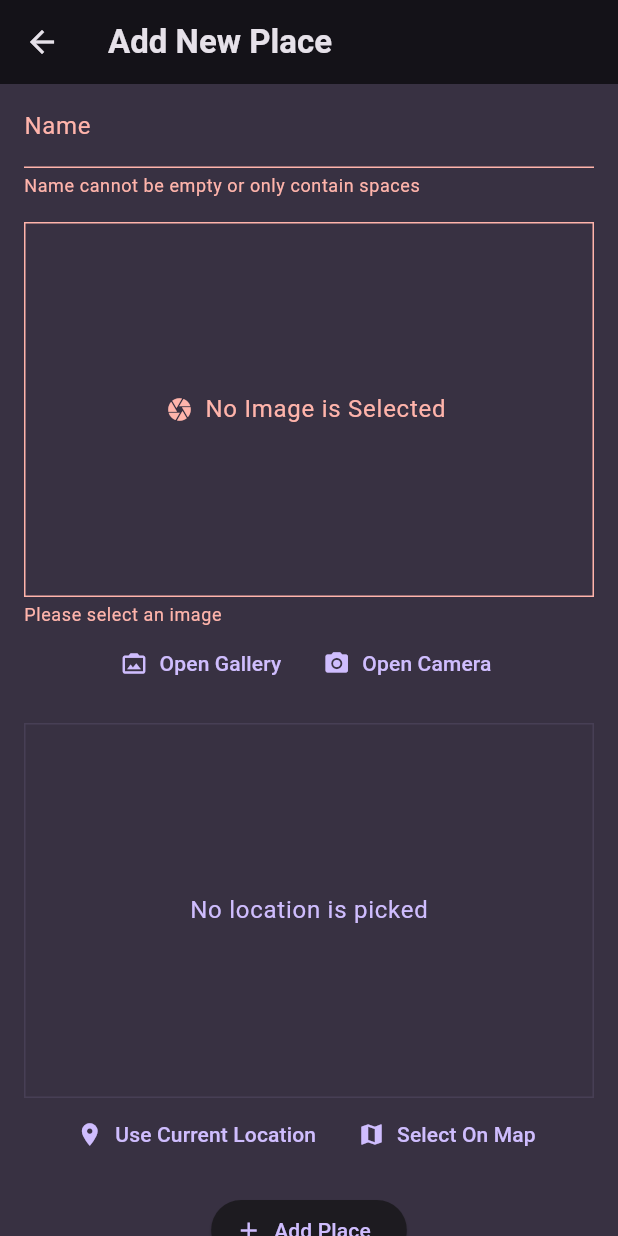
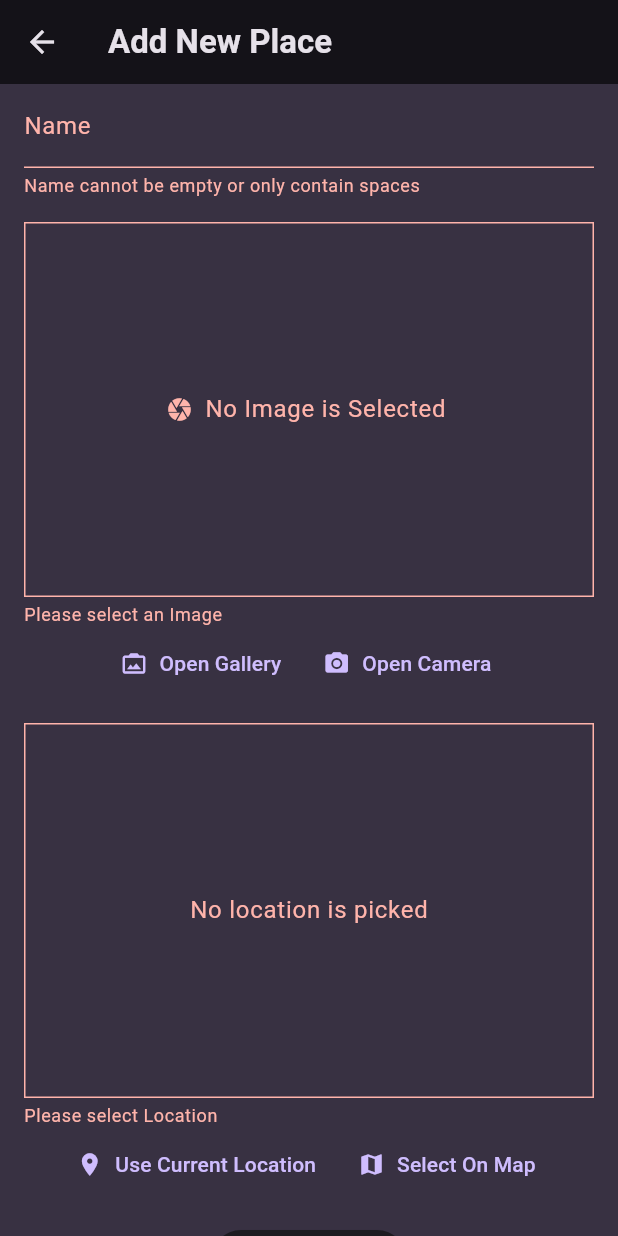
Before and after one commit to Santhosh-arch/FavouritePlaces, a Flutter app: the AddPlaceScreen screen opened directly, after a tap on "Add Place", on a phone screen of 412 x 824 dp. Run offline on Flutter 3.47's test engine with Material 3 defaults, Android fonts, the light colour scheme and no system bars; our stand-ins replace flutter_riverpod, google_fonts, google_maps_flutter, image_picker, location, riverpod and 1 more; accounts and stored records are empty.

Commit message:
Added Location Form Field

```diff
--- a/lib/screens/add_place_screen.dart
+++ b/lib/screens/add_place_screen.dart
@@ -7,6 +7,7 @@ import 'package:san_favourite_places/models/place_location.dart';
 import 'package:san_favourite_places/providers/fav_places_provider.dart';
 import 'package:san_favourite_places/widgets/image_form_field.dart';
 import 'package:san_favourite_places/widgets/location_field.dart';
+import 'package:san_favourite_places/widgets/location_form_field.dart';
 
 import '../widgets/image_field.dart';
 
@@ -82,8 +83,12 @@ class AddPlaceScreen extends ConsumerWidget {
                   //   onImageSelection: onImageSelection,
                   // ),
                   const SizedBox(height: 16),
-                  LocationField(
-                    onLocationAdd: onLocationAdd,
+                  LocationFormField(
+                    validator: (location) {
+                      if (location == null) return "Please select Location";
+                      return null;
+                    },
+                    onSaved: onLocationAdd,
                   ),
                   const SizedBox(height: 16),
                   ElevatedButton.icon(
--- a/lib/widgets/image_field.dart
+++ b/lib/widgets/image_field.dart
@@ -77,11 +77,11 @@ class _ImageFieldWidgetState extends State<ImageFieldWidget> {
           )),
           child: content,
         ),
-        if (widget.hasError)
+        if (widget.hasError && widget.errorMsg != null)
           Padding(
             padding: const EdgeInsets.only(top: 4),
             child: Text(
-              "Please select an image",
+              widget.errorMsg!,
               style: Theme.of(context).textTheme.bodySmall!.copyWith(
                     color: Theme.of(context).colorScheme.error,
                   ),
--- a/lib/widgets/location_field.dart
+++ b/lib/widgets/location_field.dart
@@ -9,9 +9,11 @@ import "package:san_favourite_places/models/place_location.dart";
 import "package:san_favourite_places/screens/map_screen.dart";
 
 class LocationField extends StatefulWidget {
-  const LocationField({required this.onLocationAdd, super.key});
+  const LocationField({required this.onLocationAdd, this.hasError = false, this.errorMsg, super.key});
 
   final void Function(PlaceLocation?) onLocationAdd;
+  final bool hasError;
+  final String? errorMsg;
   @override
   State<LocationField> createState() => _LocationFieldState();
 }
@@ -107,9 +109,12 @@ class _LocationFieldState extends State<LocationField> {
 
   @override
   Widget build(BuildContext context) {
+    final theme = Theme.of(context);
     Widget content = Text(
       "No location is picked",
-      style: Theme.of(context).textTheme.bodyLarge!.copyWith(color: Theme.of(context).colorScheme.primary),
+      style: Theme.of(context).textTheme.bodyLarge!.copyWith(
+            color: widget.hasError ? theme.colorScheme.error : theme.colorScheme.primary,
+          ),
     );
 
     if (isLocationLoading) {
@@ -124,14 +129,30 @@ class _LocationFieldState extends State<LocationField> {
     }
 
     return Column(
+      crossAxisAlignment: CrossAxisAlignment.start,
       children: [
         Container(
           height: 250,
           width: double.infinity,
           alignment: Alignment.center,
-          decoration: BoxDecoration(border: Border.all(color: Theme.of(context).colorScheme.primary.withOpacity(0.1))),
+          decoration: BoxDecoration(
+              border: Border.all(
+            color: widget.hasError
+                ? Theme.of(context).colorScheme.error
+                : Theme.of(context).colorScheme.primary.withOpacity(0.1),
+          )),
           child: content,
         ),
+        if (widget.hasError && widget.errorMsg != null)
+          Padding(
+            padding: const EdgeInsets.only(top: 4),
+            child: Text(
+              widget.errorMsg!,
+              style: Theme.of(context).textTheme.bodySmall!.copyWith(
+                    color: Theme.of(context).colorScheme.error,
+                  ),
+            ),
+          ),
         Row(
           mainAxisAlignment: MainAxisAlignment.center,
           children: [
--- /dev/null
+++ b/lib/widgets/location_form_field.dart
@@ -0,0 +1,23 @@
+import 'package:flutter/material.dart';
+import 'package:san_favourite_places/models/place_location.dart';
+import 'package:san_favourite_places/widgets/location_field.dart';
+
+class LocationFormField extends StatelessWidget {
+  const LocationFormField({this.onSaved, this.validator, super.key});
+  final void Function(PlaceLocation?)? onSaved;
+  final String? Function(PlaceLocation?)? validator;
+  @override
+  Widget build(BuildContext context) {
+    return FormField<PlaceLocation>(
+      onSaved: onSaved,
+      validator: validator,
+      builder: (field) {
+        return LocationField(
+          onLocationAdd: (location) => field.didChange(location),
+          hasError: field.hasError,
+          errorMsg: field.errorText,
+        );
+      },
+    );
+  }
+}
```
